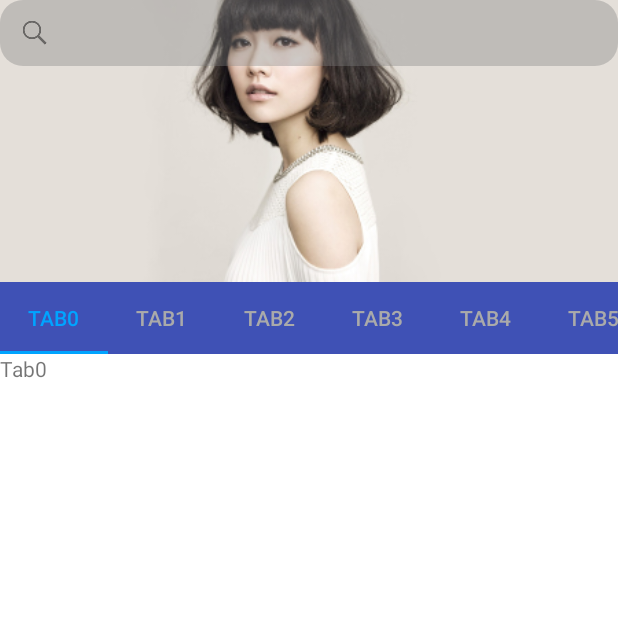
After one commit to niane/MyApplication, an Android app: the LazyFragmentTest screen opened directly, with no data from a screen before it, on a phone screen of 412 x 824 dp, the top half of it. The commit adds this screen. Run offline under Robolectric (Android 15) with nearby library versions, the phone set to English and light mode, and no system bars; our stand-ins replace ButterKnife.

Commit message:
............

```diff
--- a/app/src/main/AndroidManifest.xml
+++ b/app/src/main/AndroidManifest.xml
@@ -43,6 +43,7 @@
         <activity android:name=".ui.ExampleMvp" />
         <activity android:name=".test.TextureViewTest" android:screenOrientation="landscape"/>
         <activity android:name=".ui.ImageWaterActivity" />
+        <activity android:name=".ui.FragmentViewPagerTest" />
     </application>
 
 </manifest>
--- /dev/null
+++ b/app/src/main/java/com/yzg/myapplication/fragment/BaseLazyFragment.java
@@ -0,0 +1,98 @@
+package com.yzg.myapplication.fragment;
+
+import android.content.Context;
+import android.os.Bundle;
+import android.support.annotation.Nullable;
+import android.support.v4.app.Fragment;
+import android.view.LayoutInflater;
+import android.view.View;
+import android.view.ViewGroup;
+
+/**
+ * Created by yzg on 2017/8/19.
+ */
+
+public abstract class BaseLazyFragment extends Fragment {
+    protected View mRootView;
+    protected Context mContext;
+    protected boolean isVisible;
+    private boolean isPrepared;
+    private boolean isFirst = true;
+
+    @Override
+    public void onActivityCreated(@Nullable Bundle savedInstanceState) {
+        super.onActivityCreated(savedInstanceState);
+        isPrepared = true;
+        initPrepare();
+    }
+
+    @Override
+    public void setUserVisibleHint(boolean isVisibleToUser) {
+        super.setUserVisibleHint(isVisibleToUser);
+        if(getUserVisibleHint()){
+            isVisible = true;
+            lazyLoad();
+        }else{
+            isVisible = false;
+            onInvisible();
+        }
+    }
+
+    @Override
+    public void onResume() {
+        super.onResume();
+        if(getUserVisibleHint()){
+            setUserVisibleHint(true);
+        }
+    }
+
+    @Override
+    public void onCreate(@Nullable Bundle savedInstanceState) {
+        super.onCreate(savedInstanceState);
+        mContext = getActivity();
+    }
+
+    @Nullable
+    @Override
+    public View onCreateView(LayoutInflater inflater, @Nullable ViewGroup container, @Nullable Bundle savedInstanceState) {
+        if(mRootView == null){
+            mRootView = initView(inflater,container,savedInstanceState);
+        }
+
+        return mRootView;
+    }
+
+    /**
+     * 懒加载
+     */
+    protected void lazyLoad(){
+        if(!isPrepared || !isVisible || !isFirst){
+            return;
+        }
+        initData();
+        isFirst = false;
+    }
+
+    /**
+     * 在onActivityCreated中调用的方法，可以用来进行初始化操作。
+     */
+    protected void initPrepare(){}
+
+    /**
+     * fragment被设置为不可见时调用
+     */
+    protected void onInvisible(){}
+
+    /**
+     * 这里获取数据，刷新界面
+     */
+    protected abstract void initData();
+
+    /**
+     * 初始化布局，请不要把耗时操作放在这个方法里，这个方法用来提供一个
+     * 基本的布局而非一个完整的布局，以免ViewPager预加载消耗大量的资源。
+     */
+    protected abstract View initView(LayoutInflater inflater,
+                                     @Nullable ViewGroup container,
+                                     @Nullable Bundle savedInstanceState);
+}
--- /dev/null
+++ b/app/src/main/java/com/yzg/myapplication/fragment/LazyFragmentTest.java
@@ -0,0 +1,37 @@
+package com.yzg.myapplication.fragment;
+
+import android.os.Bundle;
+import android.support.annotation.Nullable;
+import android.util.Log;
+import android.view.LayoutInflater;
+import android.view.View;
+import android.view.ViewGroup;
+import android.widget.TextView;
+
+import com.yzg.myapplication.R;
+
+/**
+ * Created by yzg on 2017/8/19.
+ */
+
+public class LazyFragmentTest extends BaseLazyFragment {
+    private String tab = "LazyFragmentTest";
+
+    public void setTab(String tab) {
+        this.tab = tab;
+    }
+
+    @Override
+    protected void initData() {
+        Log.e(tab, "Loading data.......");
+    }
+
+    @Override
+    protected View initView(LayoutInflater inflater, @Nullable ViewGroup container, @Nullable Bundle savedInstanceState) {
+        View view = inflater.inflate(R.layout.frag_lazy_test, null);
+        TextView textView = (TextView) view.findViewById(R.id.tv_test);
+        textView.setText(tab);
+        Log.e(tab, "initView.......");
+        return view;
+    }
+}
--- a/app/src/main/java/com/yzg/myapplication/ui/CoordinatorActivity.java
+++ b/app/src/main/java/com/yzg/myapplication/ui/CoordinatorActivity.java
@@ -11,6 +11,7 @@
 import com.yzg.common.base.BaseActivity;
 import com.yzg.myapplication.R;
 import com.yzg.myapplication.adapter.FragmentAdapter;
+import com.yzg.myapplication.fragment.LazyFragmentTest;
 import com.yzg.myapplication.fragment.RecyclerFragmentTest;
 
 import java.util.ArrayList;
@@ -28,9 +29,7 @@
     TextView tvSearch;
 
     private ArrayList<Fragment> fragments = new ArrayList<>();
-    private String[] tabs = new String[]{"Tab1", "Tab2", "Tab3", "Tab4", "Tab5", "Tab6", "Tab7", "Tab8"
-                                            ,"Tab1", "Tab2", "Tab3", "Tab4", "Tab5", "Tab6", "Tab7", "Tab8"
-                                            ,"Tab1", "Tab2", "Tab3", "Tab4", "Tab5", "Tab6", "Tab7", "Tab8"};
+    private String[] tabs = new String[12];
 
     @Override
     protected int getContentLayoutRes() {
@@ -40,7 +39,10 @@
     @Override
     protected void initViews(View rootView) {
         for(int i = 0; i < tabs.length; i++){
-            RecyclerFragmentTest fragment = new RecyclerFragmentTest();
+            tabs[i] = "Tab"+i;
+            //RecyclerFragmentTest fragment = new RecyclerFragmentTest();
+            LazyFragmentTest fragment = new LazyFragmentTest();
+            fragment.setTab(tabs[i]);
             fragments.add(fragment);
         }
 
--- a/app/src/main/java/com/yzg/myapplication/ui/MainActivity.java
+++ b/app/src/main/java/com/yzg/myapplication/ui/MainActivity.java
@@ -147,7 +147,8 @@
         SIMPLE_RECYCLE_VIEW(SimpleRecycleViewTest.class, "SimpleRecyViewTest"),
         LINKED_MENU(LinkedMenuTest.class, "LinkedMenu"),
         TEST_DAGGER(ExampleMvp.class, "TestDagger"),
-        IMAGE_WATER(ImageWaterActivity.class, "ImageWater");
+        IMAGE_WATER(ImageWaterActivity.class, "ImageWater"),
+        FRAGMENT_VIEWPAGER(FragmentViewPagerTest.class, "Fragment_viewpager_fragment");
 
         private Class cls;
         private String name;
--- /dev/null
+++ b/app/src/main/res/layout/frag_lazy_test.xml
@@ -0,0 +1,10 @@
+<?xml version="1.0" encoding="utf-8"?>
+<LinearLayout xmlns:android="http://schemas.android.com/apk/res/android"
+    android:orientation="vertical" android:layout_width="match_parent"
+    android:layout_height="match_parent">
+
+    <TextView
+        android:id="@+id/tv_test"
+        android:layout_width="wrap_content"
+        android:layout_height="wrap_content" />
+</LinearLayout>
```
Also changed, not shown: app/src/main/java/com/yzg/myapplication/fragment/FragmentViewPager.java (added, +43 -0 lines), app/src/main/java/com/yzg/myapplication/ui/FragmentViewPagerTest.java (added, +22 -0 lines), app/src/main/res/layout/act_frag_view_pager.xml (added, +12 -0 lines), app/src/main/res/layout/frag_viewpager.xml (added, +10 -0 lines).
